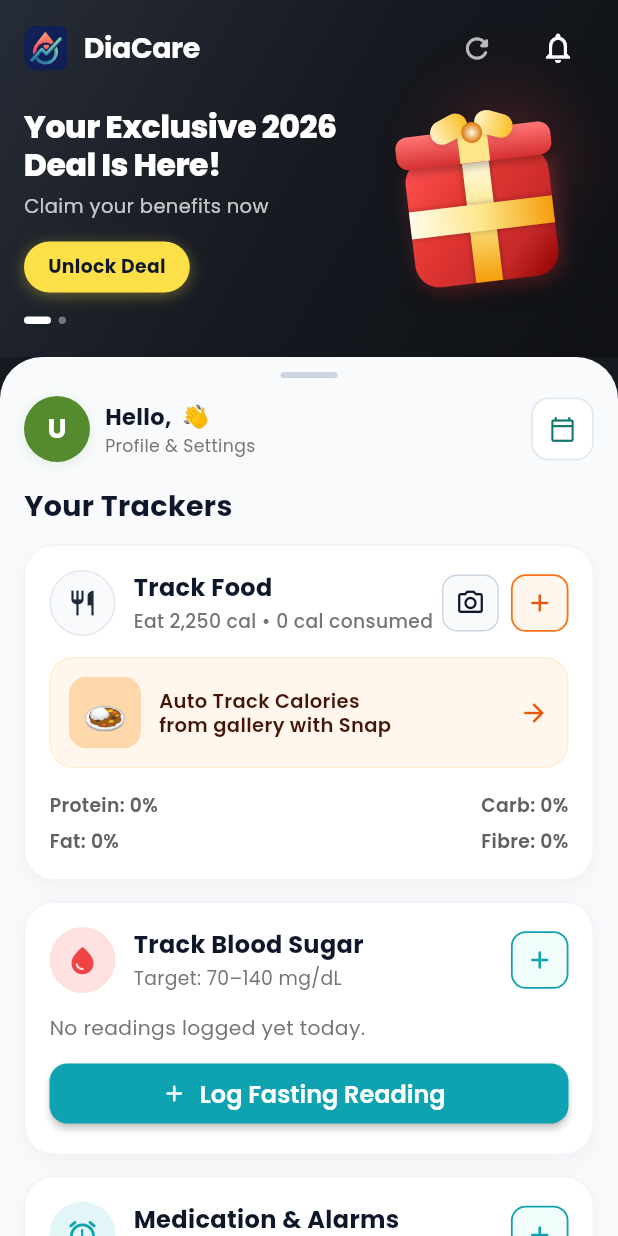
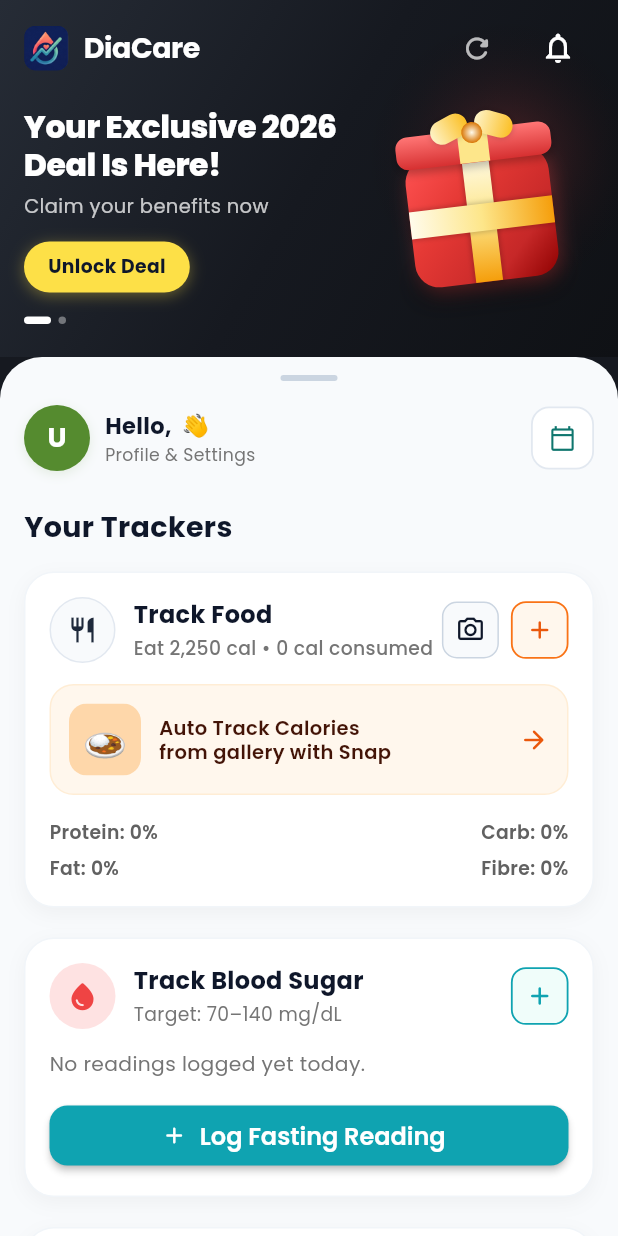
Before and after one commit to Bavankumar2002/diacare_full_stackapp, a Flutter app: the HomeDashboardScreen screen opened directly, on a phone screen of 412 x 824 dp. Run offline on Flutter 3.47's test engine with Material 3 defaults, Android fonts, the phone set to English and light mode, and no system bars; our stand-ins replace fl_chart, flutter_local_notifications, google_fonts, shared_preferences, timezone; accounts and stored records are empty; network calls fail.

Commit message:
feat: implement redesigned home dashboard screen with trackers and meal suggestions

```diff
--- a/frontend/lib/screens/home/home_dashboard_screen.dart
+++ b/frontend/lib/screens/home/home_dashboard_screen.dart
@@ -100,7 +100,7 @@ class _HomeDashboardScreenState extends State<HomeDashboardScreen> {
                           child: Container(
                             width: 38,
                             height: 4,
-                            margin: const EdgeInsets.only(top: 10, bottom: 12),
+                            margin: const EdgeInsets.only(top: 12, bottom: 16),
                             decoration: BoxDecoration(
                               color: const Color(0xFFCBD5E1),
                               borderRadius: BorderRadius.circular(2),
@@ -108,9 +108,9 @@ class _HomeDashboardScreenState extends State<HomeDashboardScreen> {
                           ),
                         ),
 
-                        // Top Shortcut Row: Avatar + Trial Status + Calendar
+                        // Top Shortcut Row: Avatar + Name + Calendar
                         _buildTopShortcutBar(context, patientInitial, patientName),
-                        const SizedBox(height: 16),
+                        const SizedBox(height: 24),
 
                         // "Your Trackers" Section Heading
                         const Text(
@@ -121,31 +121,31 @@ class _HomeDashboardScreenState extends State<HomeDashboardScreen> {
                             color: Color(0xFF0F172A),
                           ),
                         ),
-                        const SizedBox(height: 12),
+                        const SizedBox(height: 16),
 
                         // Tracker 1: Track Food (Calories, Snap Banner, Macros)
                         _buildTrackFoodCard(context, calProv),
-                        const SizedBox(height: 14),
+                        const SizedBox(height: 20),
 
                         // Tracker 2: Track Blood Sugar
                         _buildTrackSugarCard(context, sugarProv),
-                        const SizedBox(height: 14),
+                        const SizedBox(height: 20),
 
                         // Tracker 3: Medication & Alarms
                         _buildTrackRemindersCard(context, remProv),
-                        const SizedBox(height: 18),
+                        const SizedBox(height: 28),
 
                         // Personalized Meal Suggestions
                         _buildMealSuggestionsSection(context, calProv),
-                        const SizedBox(height: 16),
+                        const SizedBox(height: 28),
 
                         // Daily Diabetes Health Tip
                         _buildDailyTipCard(themeProv),
-                        const SizedBox(height: 16),
+                        const SizedBox(height: 26),
 
                         // Medical Disclaimer Banner
                         const DisclaimerBanner(),
-                        const SizedBox(height: 28),
+                        const SizedBox(height: 36),
                       ],
                     ),
                   ),
@@ -1098,7 +1098,7 @@ class _HomeDashboardScreenState extends State<HomeDashboardScreen> {
                   'No readings logged yet today.',
                   style: TextStyle(fontSize: 13.5, color: Colors.grey.shade600),
                 ),
-                const SizedBox(height: 10),
+                const SizedBox(height: 14),
                 ElevatedButton.icon(
                   onPressed: () async {
                     await Navigator.push(
@@ -1330,7 +1330,7 @@ class _HomeDashboardScreenState extends State<HomeDashboardScreen> {
           'Diabetic-friendly ideas for today',
           style: TextStyle(fontSize: 12, color: Colors.grey.shade500),
         ),
-        const SizedBox(height: 10),
+        const SizedBox(height: 14),
         if (loading)
           _buildSuggestionsShimmer()
         else if (morning == null && afternoon == null && dinner == null)
@@ -1456,7 +1456,7 @@ class _HomeDashboardScreenState extends State<HomeDashboardScreen> {
                     ),
                   ],
                 ),
-                const SizedBox(height: 10),
+                const SizedBox(height: 14),
 
                 // Food thumbnail + name row
                 Row(
```
